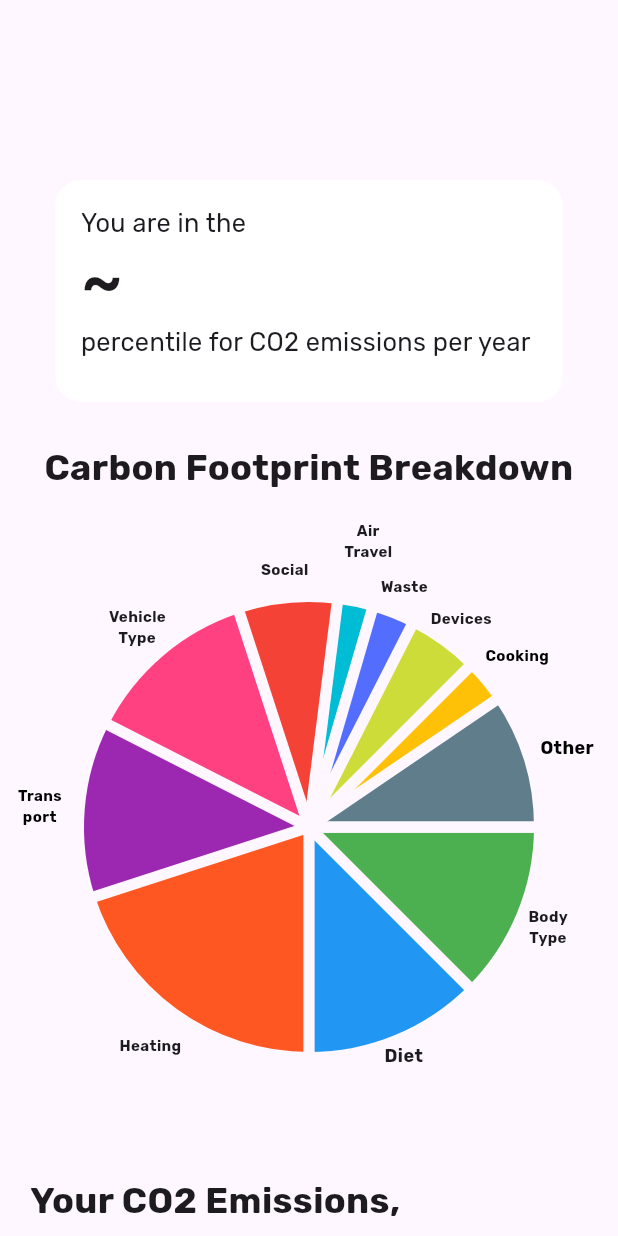
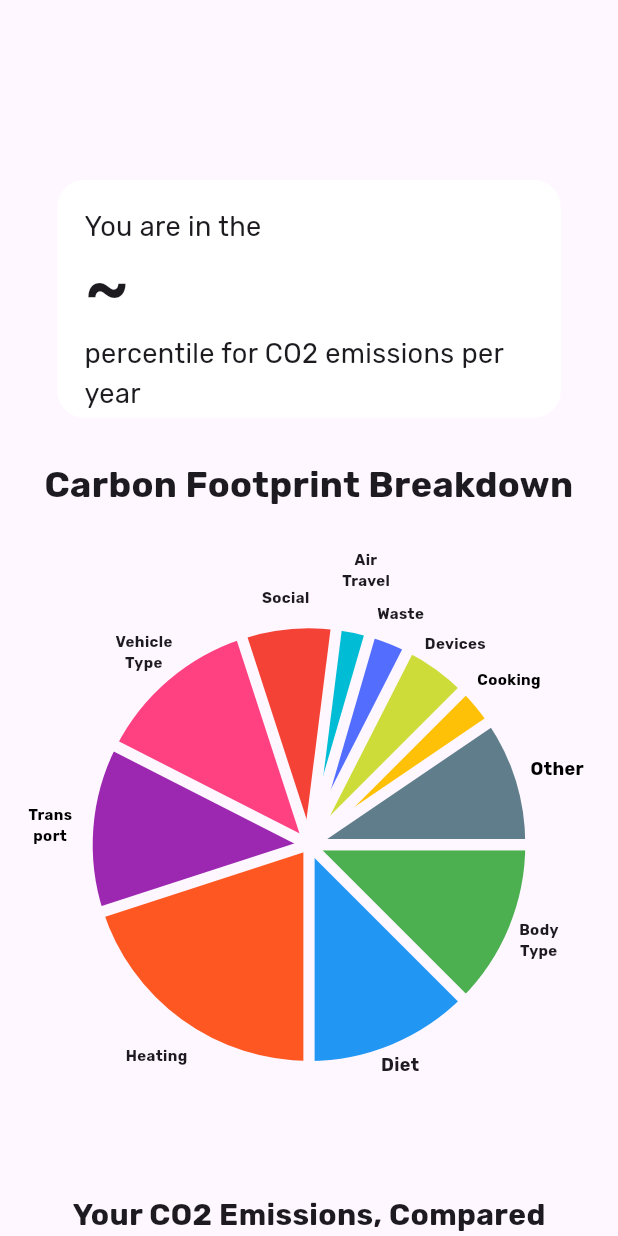
Before and after one commit to Kwabena-A/MyCarbon-App, a Flutter app: the StatisticsPage widget shown alone on an empty page, opened directly, on a phone screen of 412 x 824 dp. Run offline on Flutter 3.47's test engine with Material 3 defaults, Android fonts, the phone set to English and light mode, and no system bars; drawn by our look-alikes of fl_chart; our stand-ins replace flutter_svg, google_fonts.

Commit message:
Integrated percentile calculation into top card in statistics_page.dart. Further tweaked pie chart label offset Made top card, pie and bar chart adjust to screen size

```diff
--- a/lib/Pages/statistics_page.dart
+++ b/lib/Pages/statistics_page.dart
@@ -21,6 +21,8 @@ double cookingEmissions = 0; // Q18 response
 double otherEmissions = 0; // For unaccounted emissions
 String userPercentile = "~";
 
+
+
 class StatisticsPage extends StatefulWidget {
   const StatisticsPage({super.key});
   @override
@@ -40,7 +42,6 @@ class _StatisticsPageState extends State<StatisticsPage> {
       userEmissions = (emissions.value != null)
           ? emissions.value!
           : userEmissions;
-      emissionsCalc();
     });
 
     percentile.addListener(() {
@@ -268,6 +269,9 @@ class _StatisticsPageState extends State<StatisticsPage> {
 
   @override
   Widget build(BuildContext context) {
+    double pieRadius = MediaQuery.of(context).size.width * 0.35;
+    double barRadius = MediaQuery.of(context).size.width * 0.65;
+    double topCardWidth = MediaQuery.of(context).size.width * 0.9;
     return SingleChildScrollView(
       controller: scrollController,
       padding: EdgeInsets.only(top: 120, bottom: 150, left: 20, right: 20),
@@ -277,7 +281,7 @@ class _StatisticsPageState extends State<StatisticsPage> {
             child: Container(
               // Top card showing percentile information
               height: 175,
-              width: 400,
+              width: topCardWidth,
               margin: EdgeInsets.only(top: 0, left: 20, right: 20, bottom: 20),
               alignment: Alignment.topLeft,
               padding: EdgeInsets.all(20),
@@ -354,7 +358,7 @@ class _StatisticsPageState extends State<StatisticsPage> {
                     color: Colors.green,
                     title: 'Body\nType',
                     radius:
-                        150, // Used to adjust size (make sure all sections have the same radius)
+                        pieRadius, // Used to adjust size (make sure all sections have the same radius)
                     titleStyle: GoogleFonts.getFont(
                       "Rubik",
                       fontSize: 10,
@@ -369,7 +373,7 @@ class _StatisticsPageState extends State<StatisticsPage> {
                     value: (dietEmissions / userEmissions * 100),
                     color: Colors.blue,
                     title: 'Diet',
-                    radius: 150,
+                    radius: pieRadius,
                     titleStyle: GoogleFonts.getFont(
                       "Rubik",
                       fontSize: 12,
@@ -383,7 +387,7 @@ class _StatisticsPageState extends State<StatisticsPage> {
                     value: (heatingEmissions / userEmissions * 100),
                     color: Colors.deepOrange,
                     title: 'Heating',
-                    radius: 150,
+                    radius: pieRadius,
                     titleStyle: GoogleFonts.getFont(
                       "Rubik",
                       fontSize: 10,
@@ -397,7 +401,7 @@ class _StatisticsPageState extends State<StatisticsPage> {
                     value: (transportModeEmissions / userEmissions * 100),
                     color: Colors.purple,
                     title: 'Trans\nport',
-                    radius: 150,
+                    radius: pieRadius,
                     titleStyle: GoogleFonts.getFont(
                       "Rubik",
                       color: Colors.black,
@@ -412,7 +416,7 @@ class _StatisticsPageState extends State<StatisticsPage> {
                     value: (vehicleTypeEmissions / userEmissions * 100),
                     color: Colors.pinkAccent,
                     title: 'Vehicle\nType',
-                    radius: 150,
+                    radius: pieRadius,
                     titleStyle: GoogleFonts.getFont(
                       "Rubik",
                       fontSize: 10,
@@ -426,7 +430,7 @@ class _StatisticsPageState extends State<StatisticsPage> {
                     value: (socialEmissions / userEmissions * 100),
                     color: Colors.red,
                     title: 'Social',
-                    radius: 150,
+                    radius: pieRadius,
                     titleStyle: GoogleFonts.getFont(
                       "Rubik",
                       fontSize: 10,
@@ -440,7 +444,7 @@ class _StatisticsPageState extends State<StatisticsPage> {
                     value: (airTravelEmissions / userEmissions * 100),
                     color: Colors.cyan,
                     title: 'Air\nTravel',
-                    radius: 150,
+                    radius: pieRadius,
                     titleStyle: GoogleFonts.getFont(
                       "Rubik",
                       fontSize: 10,
@@ -454,7 +458,7 @@ class _StatisticsPageState extends State<StatisticsPage> {
                     value: (wasteBagEmissions / userEmissions * 100),
                     color: Colors.indigoAccent,
                     title: 'Waste',
-                    radius: 150,
+                    radius: pieRadius,
                     titleStyle: GoogleFonts.getFont(
                       "Rubik",
                       fontSize: 10,
@@ -469,7 +473,7 @@ class _StatisticsPageState extends State<StatisticsPage> {
                         (energyEfficientDevicesEmissions / userEmissions * 100),
                     color: Colors.lime,
                     title: 'Devices',
-                    radius: 150,
+                    radius: pieRadius,
                     titleStyle: GoogleFonts.getFont(
                       "Rubik",
                       fontSize: 10,
@@ -483,7 +487,7 @@ class _StatisticsPageState extends State<StatisticsPage> {
                     value: (cookingEmissions / userEmissions * 100),
                     color: Colors.amber,
                     title: 'Cooking',
-                    radius: 150,
+                    radius: pieRadius,
                     titleStyle: GoogleFonts.getFont(
                       "Rubik",
                       color: Colors.black,
@@ -498,7 +502,7 @@ class _StatisticsPageState extends State<StatisticsPage> {
                     value: (otherEmissions / userEmissions * 100),
                     color: Colors.blueGrey,
                     title: 'Other',
-                    radius: 150,
+                    radius: pieRadius,
                     titleStyle: GoogleFonts.getFont(
                       "Rubik",
                       color: Colors.black,
@@ -524,7 +528,7 @@ class _StatisticsPageState extends State<StatisticsPage> {
               "Your CO2 Emissions, Compared",
               style: GoogleFonts.getFont(
                 "Rubik",
-                fontSize: 24,
+                fontSize: 20,
                 fontWeight: FontWeight.bold,
               ),
             ),
@@ -541,10 +545,10 @@ class _StatisticsPageState extends State<StatisticsPage> {
                 // Y axis label
                 SizedBox(
                   height: 625,
-                  width: 100,
+                  width: 80,
                   child: Padding(
                     // Aligning label to center of chart
-                    padding: EdgeInsets.only(top: 90),
+                    padding: EdgeInsets.only(top: 100),
                     child: Center(
                       // Rotating label 90 degrees counter-clockwise
                       child: Transform.rotate(
@@ -572,7 +576,7 @@ class _StatisticsPageState extends State<StatisticsPage> {
                 // Bar Chart
                 Container(
                   height: 625,
-                  width: 300,
+                  width: barRadius,
                   child: BarChart(
                     BarChartData(
                       // Evenly spacing ear bar
```
